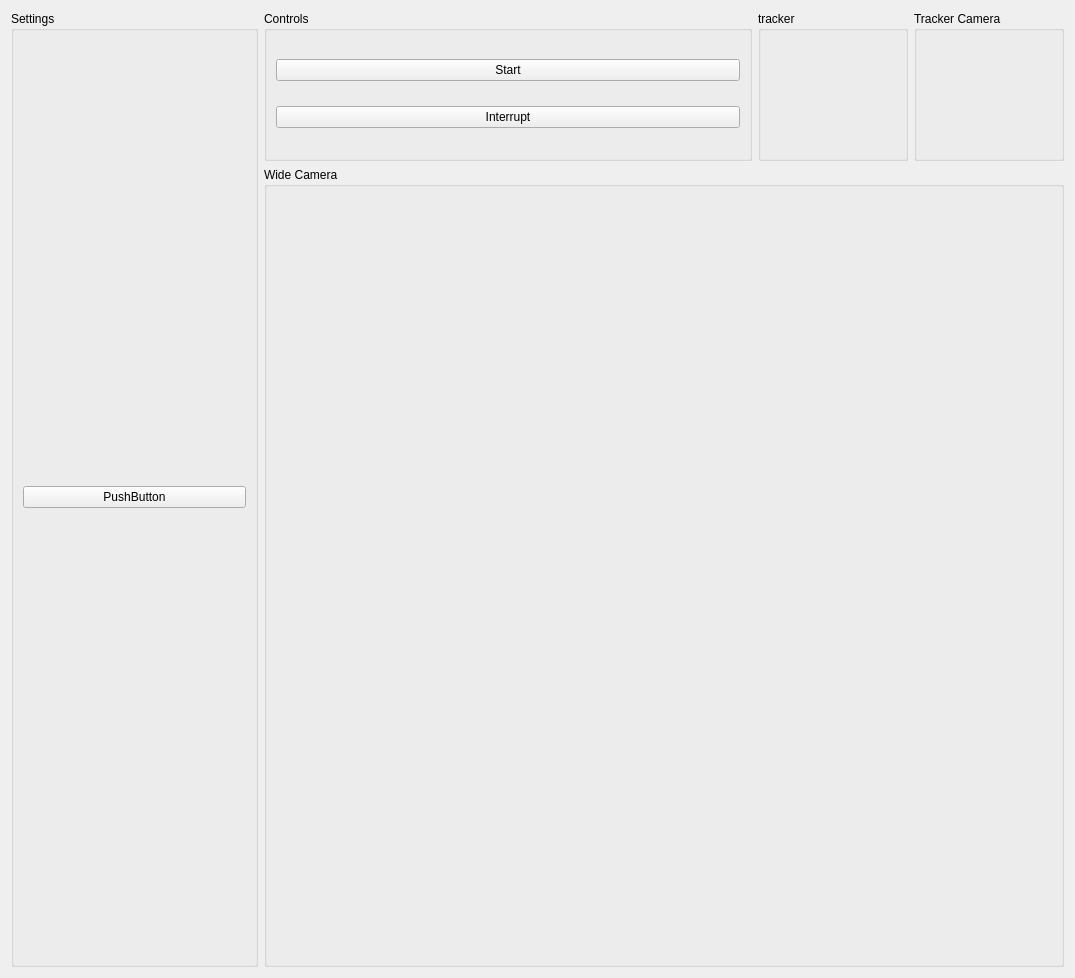
Before: the Qt Designer form AntCamMS/ant_watch_plot.ui in fullerene12/AntCam, drawn with Qt 5.
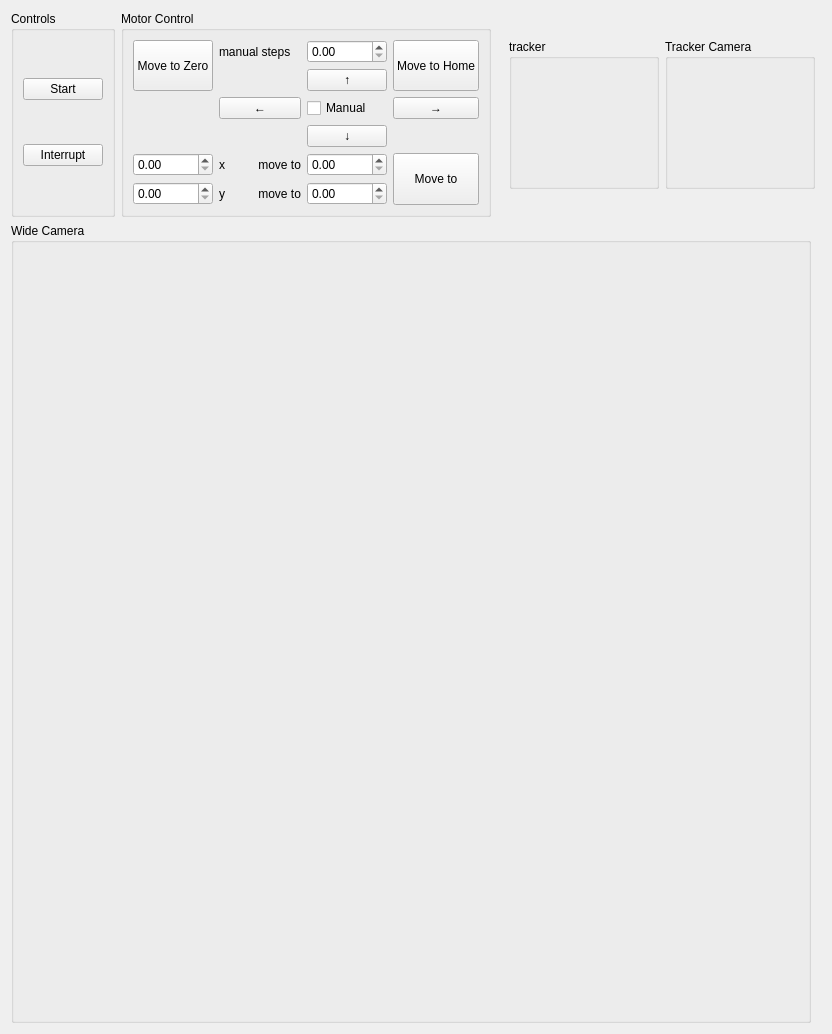
After: the same form once the commit is applied.

Commit message: - finished motor code - real time location saving - stable release

What changed in the file:
```diff
--- a/AntCamMS/ant_watch_plot.ui
+++ b/AntCamMS/ant_watch_plot.ui
@@ -6,10 +6,16 @@
    <rect>
     <x>0</x>
     <y>0</y>
-    <width>1075</width>
+    <width>818</width>
     <height>974</height>
    </rect>
   </property>
+  <property name="sizePolicy">
+   <sizepolicy hsizetype="Minimum" vsizetype="Preferred">
+    <horstretch>0</horstretch>
+    <verstretch>0</verstretch>
+   </sizepolicy>
+  </property>
   <property name="windowTitle">
    <string>Form</string>
   </property>
@@ -20,42 +26,7 @@
    <string notr="true"/>
   </property>
   <layout class="QGridLayout" name="gridLayout_2" rowstretch="0,0,0">
-   <item row="0" column="3">
-    <widget class="QGroupBox" name="track_cam_groupBox">
-     <property name="sizePolicy">
-      <sizepolicy hsizetype="Fixed" vsizetype="Fixed">
-       <horstretch>0</horstretch>
-       <verstretch>0</verstretch>
-      </sizepolicy>
-     </property>
-     <property name="minimumSize">
-      <size>
-       <width>150</width>
-       <height>150</height>
-      </size>
-     </property>
-     <property name="maximumSize">
-      <size>
-       <width>150</width>
-       <height>150</height>
-      </size>
-     </property>
-     <property name="baseSize">
-      <size>
-       <width>0</width>
-       <height>0</height>
-      </size>
-     </property>
-     <property name="styleSheet">
-      <string notr="true"/>
-     </property>
-     <property name="title">
-      <string>Tracker Camera</string>
-     </property>
-     <layout class="QVBoxLayout" name="verticalLayout_2"/>
-    </widget>
-   </item>
-   <item row="1" column="1" rowspan="2" colspan="3">
+   <item row="1" column="1" rowspan="2" colspan="7">
     <widget class="QGroupBox" name="wide_cam_groupBox">
      <property name="sizePolicy">
       <sizepolicy hsizetype="Fixed" vsizetype="Fixed">
@@ -84,6 +55,76 @@
      <layout class="QVBoxLayout" name="verticalLayout_3"/>
     </widget>
    </item>
+   <item row="0" column="5">
+    <widget class="QGroupBox" name="tracker_groupBox">
+     <property name="sizePolicy">
+      <sizepolicy hsizetype="Fixed" vsizetype="Fixed">
+       <horstretch>0</horstretch>
+       <verstretch>0</verstretch>
+      </sizepolicy>
+     </property>
+     <property name="minimumSize">
+      <size>
+       <width>150</width>
+       <height>150</height>
+      </size>
+     </property>
+     <property name="maximumSize">
+      <size>
+       <width>150</width>
+       <height>150</height>
+      </size>
+     </property>
+     <property name="baseSize">
+      <size>
+       <width>0</width>
+       <height>0</height>
+      </size>
+     </property>
+     <property name="styleSheet">
+      <string notr="true"/>
+     </property>
+     <property name="title">
+      <string>tracker</string>
+     </property>
+     <layout class="QVBoxLayout" name="verticalLayout_4"/>
+    </widget>
+   </item>
+   <item row="0" column="6">
+    <widget class="QGroupBox" name="track_cam_groupBox">
+     <property name="sizePolicy">
+      <sizepolicy hsizetype="Fixed" vsizetype="Fixed">
+       <horstretch>0</horstretch>
+       <verstretch>0</verstretch>
+      </sizepolicy>
+     </property>
+     <property name="minimumSize">
+      <size>
+       <width>150</width>
+       <height>150</height>
+      </size>
+     </property>
+     <property name="maximumSize">
+      <size>
+       <width>150</width>
+       <height>150</height>
+      </size>
+     </property>
+     <property name="baseSize">
+      <size>
+       <width>0</width>
+       <height>0</height>
+      </size>
+     </property>
+     <property name="styleSheet">
+      <string notr="true"/>
+     </property>
+     <property name="title">
+      <string>Tracker Camera</string>
+     </property>
+     <layout class="QVBoxLayout" name="verticalLayout_2"/>
+    </widget>
+   </item>
    <item row="0" column="1">
     <widget class="QGroupBox" name="controls_groupBox">
      <property name="sizePolicy">
@@ -122,64 +163,147 @@
      </layout>
     </widget>
    </item>
-   <item row="0" column="0" rowspan="3">
-    <widget class="QGroupBox" name="settings_groupBox">
-     <property name="sizePolicy">
-      <sizepolicy hsizetype="Minimum" vsizetype="Preferred">
-       <horstretch>0</horstretch>
-       <verstretch>0</verstretch>
-      </sizepolicy>
-     </property>
-     <property name="styleSheet">
-      <string notr="true"/>
-     </property>
-     <property name="title">
-      <string>Settings</string>
-     </property>
-     <layout class="QGridLayout" name="gridLayout_3">
-      <item row="0" column="0">
-       <widget class="QPushButton" name="pushButton">
-        <property name="text">
-         <string>PushButton</string>
-        </property>
-       </widget>
-      </item>
-     </layout>
-    </widget>
-   </item>
    <item row="0" column="2">
-    <widget class="QGroupBox" name="tracker_groupBox">
+    <widget class="QGroupBox" name="motor_groupBox">
      <property name="sizePolicy">
-      <sizepolicy hsizetype="Fixed" vsizetype="Fixed">
+      <sizepolicy hsizetype="Expanding" vsizetype="Preferred">
        <horstretch>0</horstretch>
        <verstretch>0</verstretch>
       </sizepolicy>
      </property>
-     <property name="minimumSize">
-      <size>
-       <width>150</width>
-       <height>150</height>
-      </size>
-     </property>
-     <property name="maximumSize">
-      <size>
-       <width>150</width>
-       <height>150</height>
-      </size>
-     </property>
-     <property name="baseSize">
-      <size>
-       <width>0</width>
-       <height>0</height>
-      </size>
-     </property>
      <property name="styleSheet">
       <string notr="true"/>
      </property>
      <property name="title">
-      <string>tracker</string>
+      <string>Motor Control</string>
      </property>
-     <layout class="QVBoxLayout" name="verticalLayout_4"/>
+     <layout class="QGridLayout" name="gridLayout_3">
+      <item row="4" column="1">
+       <widget class="QLabel" name="label_2">
+        <property name="text">
+         <string>x          move to</string>
+        </property>
+       </widget>
+      </item>
+      <item row="0" column="2">
+       <widget class="QDoubleSpinBox" name="manual_steps_doubleSpinBox"/>
+      </item>
+      <item row="2" column="2">
+       <widget class="QCheckBox" name="manual_checkBox">
+        <property name="text">
+         <string>Manual</string>
+        </property>
+        <property name="shortcut">
+         <string>Ctrl+M</string>
+        </property>
+       </widget>
+      </item>
+      <item row="2" column="3">
+       <widget class="QPushButton" name="right_pushButton">
+        <property name="text">
+         <string>→</string>
+        </property>
+        <property name="shortcut">
+         <string>Ctrl+Right</string>
+        </property>
+       </widget>
+      </item>
+      <item row="2" column="1">
+       <widget class="QPushButton" name="left_pushButton">
+        <property name="text">
+         <string>←</string>
+        </property>
+        <property name="shortcut">
+         <string>Ctrl+Left</string>
+        </property>
+       </widget>
+      </item>
+      <item row="3" column="2">
+       <widget class="QPushButton" name="down_pushButton">
+        <property name="text">
+         <string>↓</string>
+        </property>
+        <property name="shortcut">
+         <string>Ctrl+Down</string>
+        </property>
+       </widget>
+      </item>
+      <item row="0" column="1">
+       <widget class="QLabel" name="label">
+        <property name="text">
+         <string>manual steps</string>
+        </property>
+       </widget>
+      </item>
+      <item row="1" column="2">
+       <widget class="QPushButton" name="up_pushButton">
+        <property name="text">
+         <string>↑</string>
+        </property>
+        <property name="shortcut">
+         <string>Ctrl+Up</string>
+        </property>
+       </widget>
+      </item>
+      <item row="4" column="2">
+       <widget class="QDoubleSpinBox" name="move_to_x_doubleSpinBox"/>
+      </item>
+      <item row="5" column="1">
+       <widget class="QLabel" name="label_3">
+        <property name="text">
+         <string>y          move to</string>
+        </property>
+       </widget>
+      </item>
+      <item row="5" column="2">
+       <widget class="QDoubleSpinBox" name="move_to_y_doubleSpinBox"/>
+      </item>
+      <item row="4" column="3" rowspan="2">
+       <widget class="QPushButton" name="move_to_pushButton">
+        <property name="sizePolicy">
+         <sizepolicy hsizetype="Minimum" vsizetype="Preferred">
+          <horstretch>0</horstretch>
+          <verstretch>0</verstretch>
+         </sizepolicy>
+        </property>
+        <property name="text">
+         <string>Move to</string>
+        </property>
+       </widget>
+      </item>
+      <item row="4" column="0">
+       <widget class="QDoubleSpinBox" name="x_doubleSpinBox"/>
+      </item>
+      <item row="5" column="0">
+       <widget class="QDoubleSpinBox" name="y_doubleSpinBox"/>
+      </item>
+      <item row="0" column="3" rowspan="2">
+       <widget class="QPushButton" name="home_pushButton">
+        <property name="sizePolicy">
+         <sizepolicy hsizetype="Minimum" vsizetype="Preferred">
+          <horstretch>0</horstretch>
+          <verstretch>0</verstretch>
+         </sizepolicy>
+        </property>
+        <property name="text">
+         <string>Move to Home</string>
+        </property>
+       </widget>
+      </item>
+      <item row="0" column="0" rowspan="2">
+       <widget class="QPushButton" name="zero_pushButton">
+        <property name="sizePolicy">
+         <sizepolicy hsizetype="Preferred" vsizetype="Preferred">
+          <horstretch>0</horstretch>
+          <verstretch>0</verstretch>
+         </sizepolicy>
+        </property>
+        <property name="text">
+         <string>Move to Zero</string>
+        </property>
+       </widget>
+      </item>
+     </layout>
     </widget>
    </item>
   </layout>
```
The commit also changes 11 other files.
